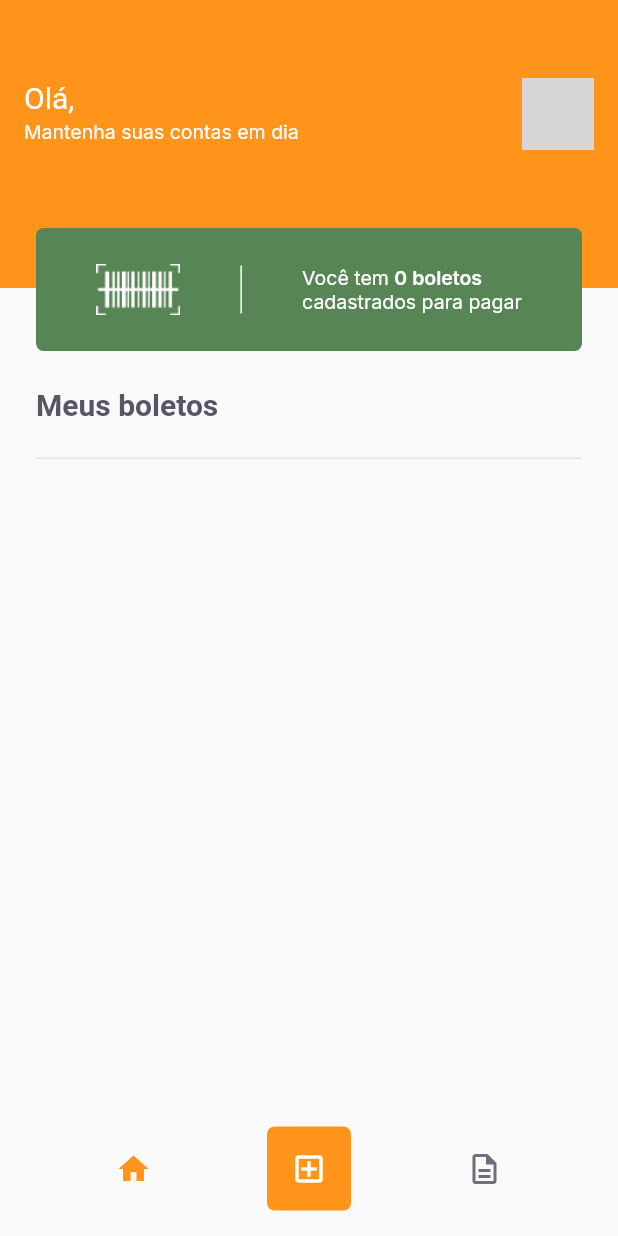
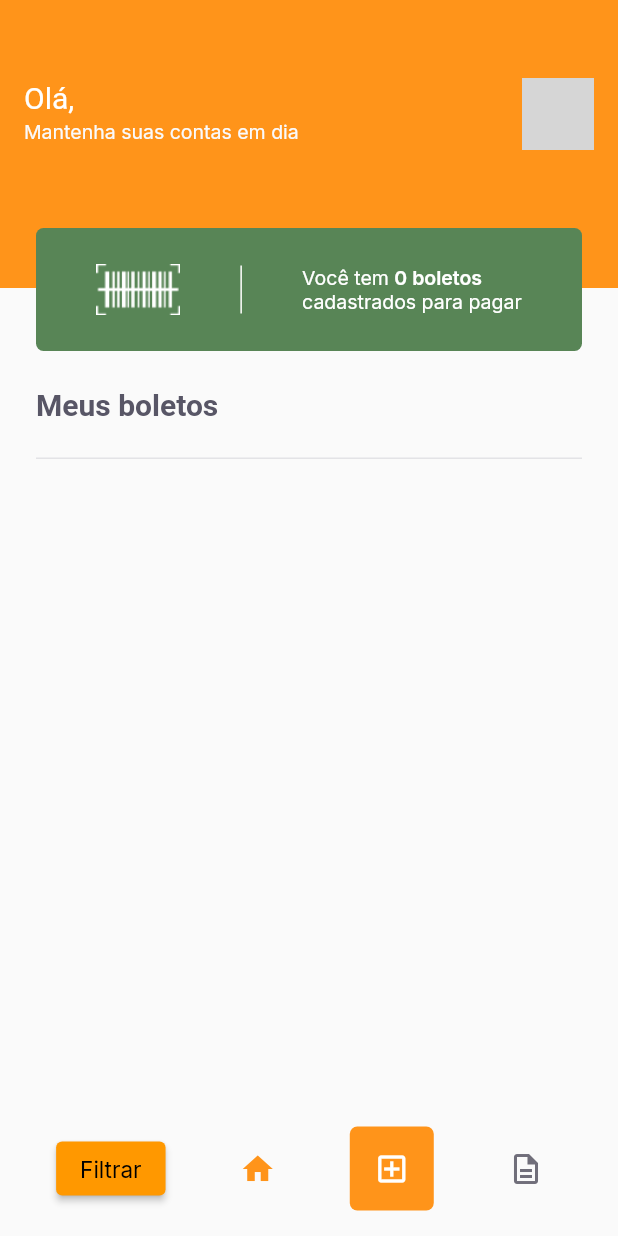
Before and after one commit to Tarlison/payflow_flutterapp, a Flutter app: the HomePage screen opened directly with empty values, on a phone screen of 412 x 824 dp. Run offline on Flutter 3.47's test engine with Material 2 defaults, Android fonts, the phone set to English and light mode, and no system bars; our stand-ins replace camera, firebase_core, flutter_masked_text2, font_awesome_flutter, google_fonts, google_sign_in and 2 more; missing offline and left inert: animated_card, google_ml_kit; accounts and stored records are empty; network calls fail; grey boxes are pictures that could not be loaded.

Commit message:
filtro button

```diff
--- a/lib/modules/home/home_page.dart
+++ b/lib/modules/home/home_page.dart
@@ -5,6 +5,7 @@ import 'package:payflow_flutterapp/modules/meus_boletos/meus_boletos_page.dart';
 import 'package:payflow_flutterapp/shared/models/user_model.dart';
 import 'package:payflow_flutterapp/shared/themes/app_colors.dart';
 import 'package:payflow_flutterapp/shared/themes/app_text_styles.dart';
+import 'package:payflow_flutterapp/shared/widgets/date_picker/date_picker_widget.dart';
 
 class HomePage extends StatefulWidget {
   final UserModel user;
@@ -62,6 +63,7 @@ class _HomePageState extends State<HomePage> {
         child: Row(
           mainAxisAlignment: MainAxisAlignment.spaceEvenly,
           children: [
+            DatePickerWidget(),
             IconButton(
                 onPressed: () {
                   homeController.setPage(0);
--- a/lib/shared/widgets/date_picker/date_picker_widget.dart
+++ b/lib/shared/widgets/date_picker/date_picker_widget.dart
@@ -1,5 +1,4 @@
 import 'package:flutter/material.dart';
-import 'package:payflow_flutterapp/shared/themes/app_colors.dart';
 import 'package:payflow_flutterapp/shared/themes/app_text_styles.dart';
 
 class DatePickerWidget extends StatefulWidget {
```
